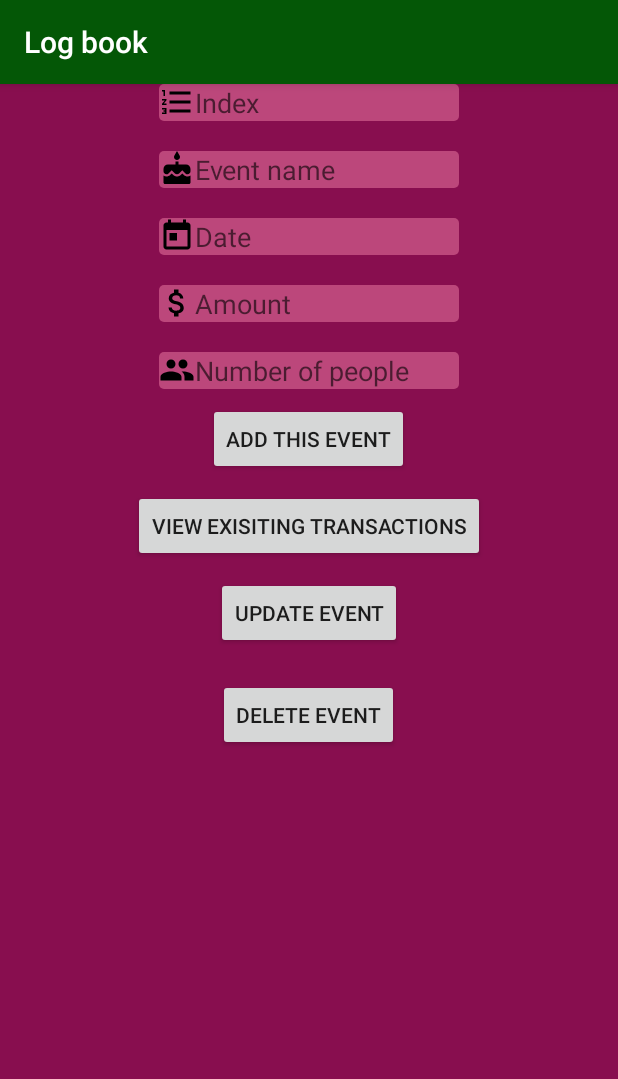
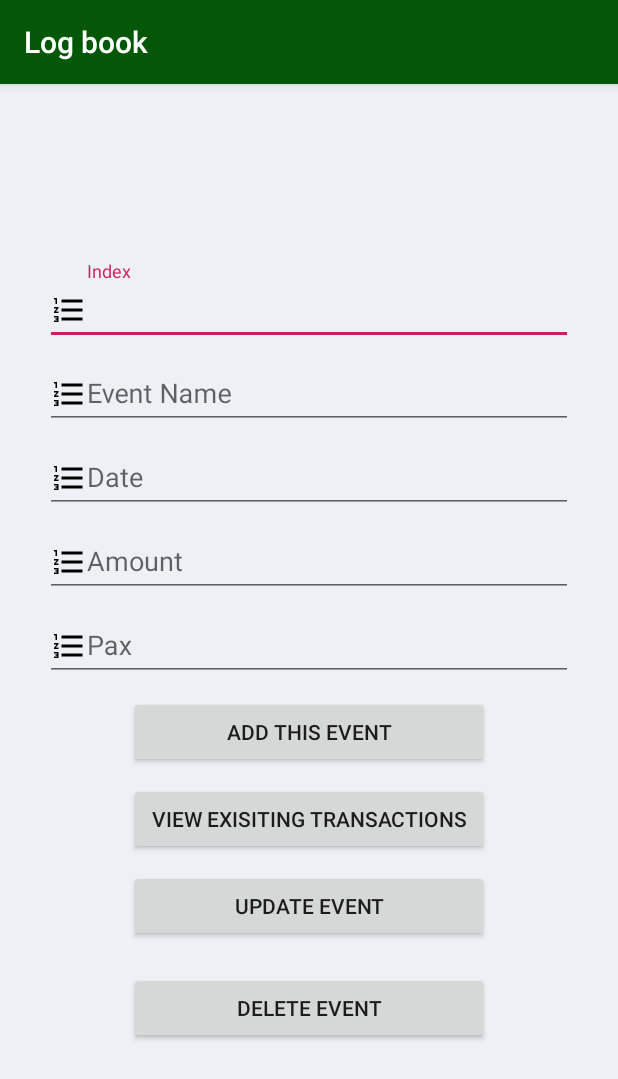
Before and after one commit to katharevusa/Blitr, an Android app: the screen it shows after launch (MainActivity), on a phone screen of 412 x 824 dp. Shown: the top 1079 px of the screen. Run offline under Robolectric (Android 15) with nearby library versions, the phone set to English and light mode, and no system bars.

Commit message:
layout configurations

```diff
--- a/app/build.gradle
+++ b/app/build.gradle
@@ -19,9 +19,11 @@ android {
 }
 
 dependencies {
+    api 'com.android.support:design:28.0.0'
     implementation fileTree(dir: 'libs', include: ['*.jar'])
     implementation 'com.android.support:appcompat-v7:28.0.0'
     implementation 'com.android.support.constraint:constraint-layout:1.1.3'
+    implementation 'com.android.support:design:28.0.0'
     testImplementation 'junit:junit:4.12'
     androidTestImplementation 'com.android.support.test:runner:1.0.2'
     androidTestImplementation 'com.android.support.test.espresso:espresso-core:3.0.2'
--- a/app/src/main/res/layout/activity_main.xml
+++ b/app/src/main/res/layout/activity_main.xml
@@ -1,85 +1,96 @@
 <?xml version="1.0" encoding="utf-8"?>
-<RelativeLayout xmlns:android="http://schemas.android.com/apk/res/android"
+<LinearLayout xmlns:android="http://schemas.android.com/apk/res/android"
     xmlns:tools="http://schemas.android.com/tools"
     android:layout_width="match_parent"
     android:layout_height="match_parent"
-    android:background="#880e4f"
+    android:background="#edf0f5"
+    android:orientation="vertical"
+    android:padding="30dp"
+    android:gravity="center"
     >
 
 
-    <EditText
-        android:id="@+id/et_id"
-        android:layout_width="200dp"
-        android:layout_height="wrap_content"
-        android:layout_centerHorizontal="true"
-        android:background="@drawable/custom"
-        android:layout_marginBottom="20dp"
-        android:hint="Index"
-        android:inputType="number"
-        android:drawableLeft="@drawable/ic_format_list_numbered_black_24dp"/>
 
-    <EditText
-        android:id="@+id/et_event_name"
-        android:layout_width="200dp"
-        android:layout_height="wrap_content"
-        android:layout_marginBottom="20dp"
-        android:background="@drawable/custom"
-        android:layout_below="@id/et_id"
-        android:layout_centerHorizontal="true"
-        android:hint="Event name"
-        android:drawableLeft="@drawable/ic_cake_black_24dp"/>
+    <android.support.design.widget.TextInputLayout
+        android:layout_width="match_parent"
+        android:layout_height="wrap_content">
 
 
-    <EditText
+        <android.support.design.widget.TextInputEditText
+            android:id="@+id/et_id"
+            android:layout_width="match_parent"
+            android:layout_height="wrap_content"
+            android:hint="Index"
+            android:drawableLeft="@drawable/ic_format_list_numbered_black_24dp" />
+    </android.support.design.widget.TextInputLayout>
+
+    <android.support.design.widget.TextInputLayout
+        android:layout_width="match_parent"
+        android:layout_height="wrap_content">
+
+
+        <android.support.design.widget.TextInputEditText
+            android:id="@+id/et_event_name"
+            android:layout_width="match_parent"
+            android:layout_height="wrap_content"
+            android:hint="Event Name"
+            android:drawableLeft="@drawable/ic_format_list_numbered_black_24dp" />
+    </android.support.design.widget.TextInputLayout>
+
+
+    <android.support.design.widget.TextInputLayout
+        android:layout_width="match_parent"
+        android:layout_height="wrap_content">
+
+
+        <android.support.design.widget.TextInputEditText
             android:id="@+id/et_date"
-        android:layout_width="200dp"
+            android:layout_width="match_parent"
             android:layout_height="wrap_content"
-        android:layout_marginBottom="20dp"
-        android:layout_below="@+id/et_event_name"
-        android:layout_centerHorizontal="true"
-        android:background="@drawable/custom"
             android:hint="Date"
-        android:inputType="date"
-        android:drawableLeft="@drawable/ic_today_black_24dp"/>
+            android:drawableLeft="@drawable/ic_format_list_numbered_black_24dp" />
+    </android.support.design.widget.TextInputLayout>
 
-    <EditText
+    <android.support.design.widget.TextInputLayout
+        android:layout_width="match_parent"
+        android:layout_height="wrap_content">
+
+
+        <android.support.design.widget.TextInputEditText
             android:id="@+id/et_amount"
-        android:layout_width="200dp"
+            android:layout_width="match_parent"
             android:layout_height="wrap_content"
-        android:layout_below="@+id/et_date"
-        android:layout_centerHorizontal="true"
-        android:background="@drawable/custom"
             android:hint="Amount"
-        android:inputType="numberDecimal"
-        android:drawableLeft="@drawable/ic_attach_money_black_24dp"
+            android:drawableLeft="@drawable/ic_format_list_numbered_black_24dp" />
+    </android.support.design.widget.TextInputLayout>
         />
-    <EditText
+    <android.support.design.widget.TextInputLayout
+        android:layout_width="match_parent"
+        android:layout_height="wrap_content">
+
+
+        <android.support.design.widget.TextInputEditText
             android:id="@+id/et_pax"
-        android:layout_marginTop="20dp"
-        android:layout_width="200dp"
-        android:layout_marginBottom="20dp"
-        android:layout_below="@+id/et_amount"
+            android:layout_width="match_parent"
             android:layout_height="wrap_content"
-        android:layout_centerHorizontal="true"
-        android:hint="Number of people"
-        android:background="@drawable/custom"
-        android:inputType="number"
-        android:drawableLeft="@drawable/ic_people_black_24dp"/>
+            android:hint="Pax"
+            android:drawableLeft="@drawable/ic_format_list_numbered_black_24dp" />
+    </android.support.design.widget.TextInputLayout>
 
 
     <Button
         android:id="@+id/btnAdd"
-        android:layout_width="wrap_content"
+        android:layout_width="240dp"
         android:layout_height="wrap_content"
         android:layout_below="@+id/et_amount"
         android:gravity="center"
         android:layout_centerHorizontal="true"
-        android:layout_marginTop="54dp"
+        android:layout_marginTop="10dp"
         android:text="Add this event" />
 
     <Button
         android:id="@+id/btnView"
-        android:layout_width="wrap_content"
+        android:layout_width="240dp"
         android:layout_height="wrap_content"
         android:layout_centerHorizontal="true"
         android:layout_below="@+id/btnAdd"
@@ -89,7 +100,7 @@
 
     <Button
         android:id="@+id/btnUpdate"
-        android:layout_width="wrap_content"
+        android:layout_width="240dp"
         android:layout_height="wrap_content"
         android:layout_below="@+id/btnView"
         android:layout_marginTop="10dp"
@@ -100,7 +111,7 @@
 
     <Button
         android:id="@+id/btnDelete"
-        android:layout_width="wrap_content"
+        android:layout_width="240dp"
         android:layout_centerHorizontal="true"
         android:layout_height="wrap_content"
         android:layout_below="@+id/btnUpdate"
@@ -110,7 +121,4 @@
         android:text="Delete event" />
 
 
-
-
-
-</RelativeLayout>
+</LinearLayout>
--- a/build.gradle
+++ b/build.gradle
@@ -7,7 +7,7 @@ buildscript {
 
     }
     dependencies {
-        classpath 'com.android.tools.build:gradle:3.4.0'
+        classpath 'com.android.tools.build:gradle:3.4.1'
 
         // NOTE: Do not place your application dependencies here; they belong
         // in the individual module build.gradle files
```
Lines whose indentation alone changed are shown as unchanged.
